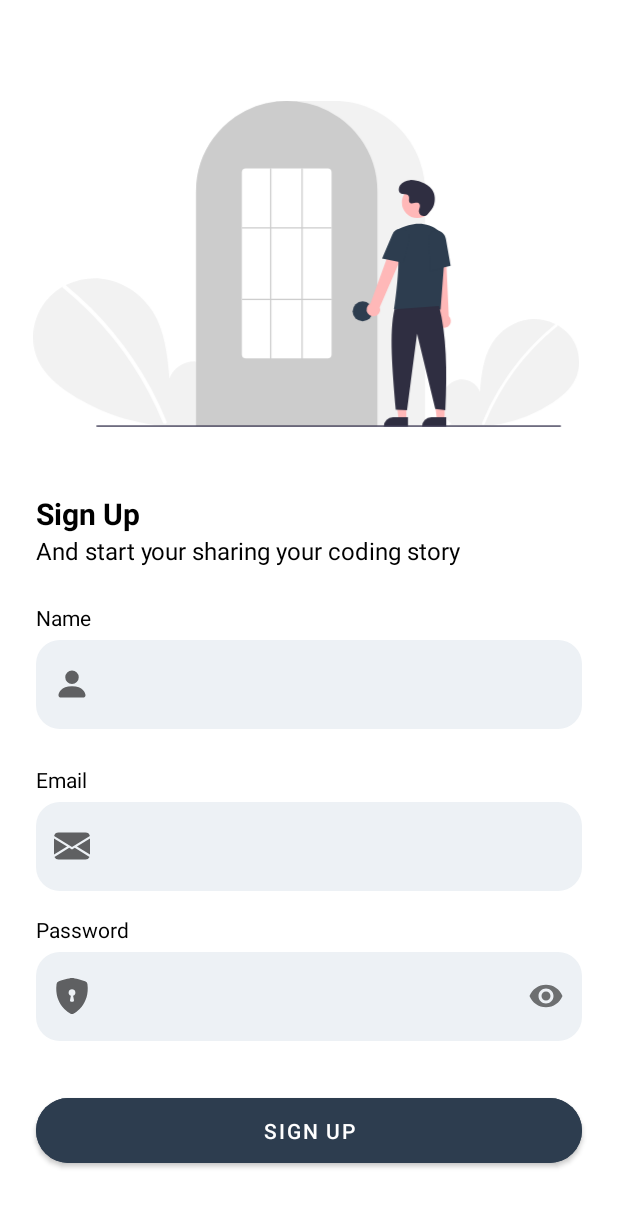
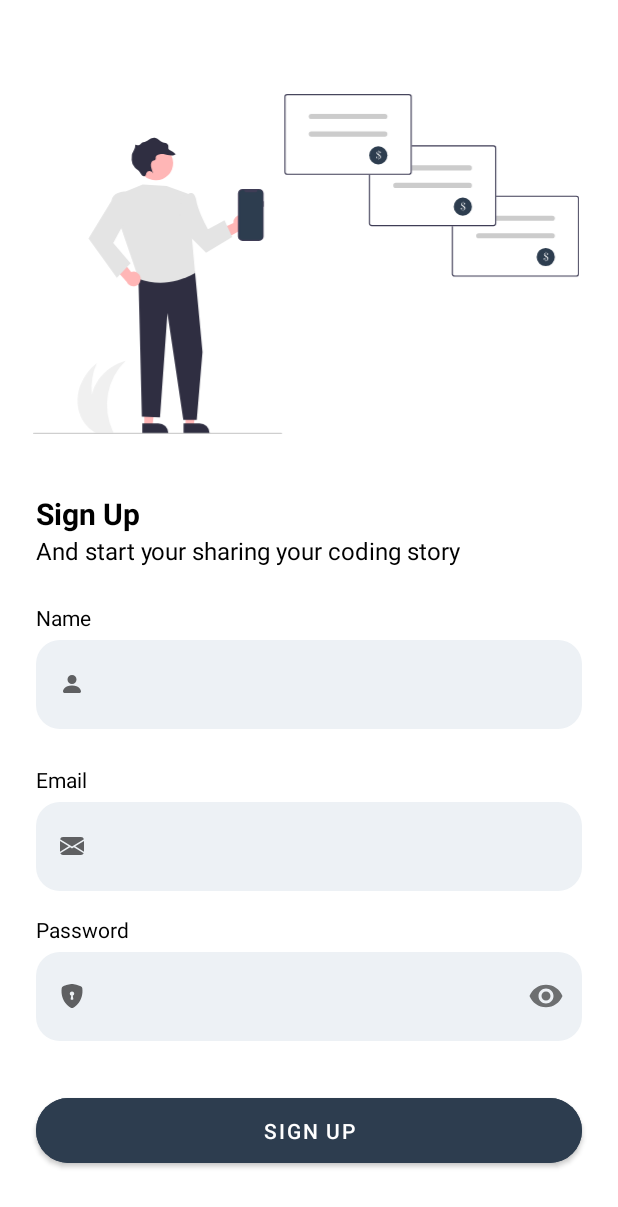
Before and after one commit to wiryadev/SnapCoding, an Android app: the RegisterFragment screen opened through its navigation route, on a phone screen of 412 x 824 dp. Shown: the top 1207 px of the screen. Run offline under Robolectric (Android 15) with nearby library versions, the phone set to English and light mode, and no system bars.

Commit message:
add animation for login and auth fragment

```diff
--- a/app/src/main/java/com/wiryadev/snapcoding/ui/auth/AuthActivity.kt
+++ b/app/src/main/java/com/wiryadev/snapcoding/ui/auth/AuthActivity.kt
@@ -3,10 +3,13 @@ package com.wiryadev.snapcoding.ui.auth
 import androidx.appcompat.app.AppCompatActivity
 import android.os.Bundle
 import com.wiryadev.snapcoding.R
+import com.wiryadev.snapcoding.utils.hideStatusBar
 
 class AuthActivity : AppCompatActivity() {
     override fun onCreate(savedInstanceState: Bundle?) {
         super.onCreate(savedInstanceState)
         setContentView(R.layout.activity_auth)
+
+        window?.hideStatusBar()
     }
 }
--- a/app/src/main/java/com/wiryadev/snapcoding/ui/auth/AuthFragment.kt
+++ b/app/src/main/java/com/wiryadev/snapcoding/ui/auth/AuthFragment.kt
@@ -1,5 +1,6 @@
 package com.wiryadev.snapcoding.ui.auth
 
+import android.animation.AnimatorSet
 import android.os.Bundle
 import androidx.fragment.app.Fragment
 import android.view.LayoutInflater
@@ -8,6 +9,9 @@ import android.view.ViewGroup
 import androidx.navigation.fragment.findNavController
 import com.wiryadev.snapcoding.R
 import com.wiryadev.snapcoding.databinding.FragmentAuthBinding
+import com.wiryadev.snapcoding.utils.DEFAULT_START_DELAY_DURATION
+import com.wiryadev.snapcoding.utils.animateAlpha
+import com.wiryadev.snapcoding.utils.animateBannerTranslationX
 
 class AuthFragment : Fragment() {
 
@@ -25,6 +29,9 @@ class AuthFragment : Fragment() {
 
     override fun onViewCreated(view: View, savedInstanceState: Bundle?) {
         super.onViewCreated(view, savedInstanceState)
+        setupView()
+        playAnimation()
+
         binding?.run {
             btnLogin.setOnClickListener {
                 findNavController().navigate(
@@ -44,4 +51,30 @@ class AuthFragment : Fragment() {
         super.onDestroyView()
         _binding = null
     }
+
+    private fun setupView() {
+        binding?.run {
+            btnLogin.alpha = 0f
+            btnRegister.alpha = 0f
+            tvTitle.alpha = 0f
+            tvSubtitle.alpha = 0f
         }
+    }
+
+    private fun playAnimation() {
+        binding?.run {
+            imageView.animateBannerTranslationX().start()
+
+            AnimatorSet().apply {
+                playSequentially(
+                    tvTitle.animateAlpha(),
+                    tvSubtitle.animateAlpha(),
+                    btnLogin.animateAlpha(),
+                    btnRegister.animateAlpha(),
+                )
+                startDelay = DEFAULT_START_DELAY_DURATION
+            }.start()
+        }
+    }
+
+}
--- a/app/src/main/java/com/wiryadev/snapcoding/ui/auth/register/RegisterFragment.kt
+++ b/app/src/main/java/com/wiryadev/snapcoding/ui/auth/register/RegisterFragment.kt
@@ -1,14 +1,16 @@
 package com.wiryadev.snapcoding.ui.auth.register
 
 import android.animation.AnimatorSet
-import android.os.Build
 import android.os.Bundle
-import android.view.*
+import android.view.LayoutInflater
+import android.view.View
+import android.view.ViewGroup
 import androidx.fragment.app.Fragment
 import com.wiryadev.snapcoding.databinding.FragmentRegisterBinding
-import com.wiryadev.snapcoding.utils.START_DELAY_DURATION
+import com.wiryadev.snapcoding.utils.DEFAULT_START_DELAY_DURATION
 import com.wiryadev.snapcoding.utils.animateAlpha
 import com.wiryadev.snapcoding.utils.animateBannerTranslationX
+import com.wiryadev.snapcoding.utils.hideStatusBar
 
 class RegisterFragment : Fragment() {
 
@@ -31,8 +33,26 @@ class RegisterFragment : Fragment() {
         playAnimation()
     }
 
+    override fun onDestroyView() {
+        super.onDestroyView()
+        _binding = null
+    }
+
+    private fun setupView() {
+        binding?.run {
+            btnRegister.alpha = 0f
+            tvTitle.alpha = 0f
+            tvSubtitle.alpha = 0f
+            tvName.alpha = 0f
+            tvEmail.alpha = 0f
+            tvPassword.alpha = 0f
+            tilName.alpha = 0f
+            tilEmail.alpha = 0f
+            tilPassword.alpha = 0f
+        }
+    }
+
     private fun playAnimation() {
-        // Banner Image Animation
         binding?.run {
             imageView.animateBannerTranslationX().start()
 
@@ -48,38 +68,9 @@ class RegisterFragment : Fragment() {
                     tilPassword.animateAlpha(),
                     btnRegister.animateAlpha(),
                 )
-                startDelay = START_DELAY_DURATION
+                startDelay = DEFAULT_START_DELAY_DURATION
             }.start()
         }
     }
 
-    private fun setupView() {
-        binding?.run {
-            btnRegister.alpha = 0f
-            tvTitle.alpha = 0f
-            tvSubtitle.alpha = 0f
-            tvName.alpha = 0f
-            tvEmail.alpha = 0f
-            tvPassword.alpha = 0f
-            tilName.alpha = 0f
-            tilEmail.alpha = 0f
-            tilPassword.alpha = 0f
-        }
-
-        @Suppress("DEPRECATION")
-        if (Build.VERSION.SDK_INT >= Build.VERSION_CODES.R) {
-            activity?.window?.insetsController?.hide(WindowInsets.Type.statusBars())
-        } else {
-            activity?.window?.setFlags(
-                WindowManager.LayoutParams.FLAG_FULLSCREEN,
-                WindowManager.LayoutParams.FLAG_FULLSCREEN
-            )
-        }
-    }
-
-    override fun onDestroyView() {
-        super.onDestroyView()
-        _binding = null
-    }
-
 }
--- a/app/src/main/java/com/wiryadev/snapcoding/utils/AnimationExt.kt
+++ b/app/src/main/java/com/wiryadev/snapcoding/utils/AnimationExt.kt
@@ -8,18 +8,29 @@ fun View.animateAlpha(
     animDuration: Long? = null
 ): ObjectAnimator = ObjectAnimator
     .ofFloat(this, View.ALPHA, 1f)
-    .setDuration(animDuration ?: FADE_DURATION)
+    .setDuration(animDuration ?: DEFAULT_FADE_DURATION)
+
+private const val DEFAULT_FADE_DURATION = 150L
+
 
 fun <T : ImageView> T.animateBannerTranslationX(
-    animDuration: Long? = null
+    animDuration: Long? = null,
+    startPosition: Float? = null,
+    endPosition: Float? = null,
 ): ObjectAnimator = ObjectAnimator
-    .ofFloat(this, View.TRANSLATION_X, -30f, 30f).apply {
-        duration = animDuration ?: BANNER_ANIMATION_DURATION
+    .ofFloat(
+        this,
+        View.TRANSLATION_X,
+        startPosition ?: DEFAULT_START_TRANSLATION_VALUE,
+        endPosition ?: DEFAULT_END_TRANSLATION_VALUE,
+    ).apply {
+        duration = animDuration ?: DEFAULT_BANNER_TRANSLATION_DURATION
         repeatCount = ObjectAnimator.INFINITE
         repeatMode = ObjectAnimator.REVERSE
     }
 
+private const val DEFAULT_BANNER_TRANSLATION_DURATION = 5000L
+private const val DEFAULT_START_TRANSLATION_VALUE = -30F
+private const val DEFAULT_END_TRANSLATION_VALUE = 30F
 
-private const val FADE_DURATION = 150L
-const val START_DELAY_DURATION = 500L
-private const val BANNER_ANIMATION_DURATION = 5000L
+const val DEFAULT_START_DELAY_DURATION = 500L
--- /dev/null
+++ b/app/src/main/java/com/wiryadev/snapcoding/utils/SystemExt.kt
@@ -0,0 +1,18 @@
+package com.wiryadev.snapcoding.utils
+
+import android.os.Build
+import android.view.Window
+import android.view.WindowInsets
+import android.view.WindowManager
+
+@Suppress("DEPRECATION")
+fun Window.hideStatusBar() {
+    if (Build.VERSION.SDK_INT >= Build.VERSION_CODES.R) {
+        this.insetsController?.hide(WindowInsets.Type.statusBars())
+    } else {
+        this.setFlags(
+            WindowManager.LayoutParams.FLAG_FULLSCREEN,
+            WindowManager.LayoutParams.FLAG_FULLSCREEN
+        )
+    }
+}
--- a/app/src/main/res/drawable/ic_envelope_fill.xml
+++ b/app/src/main/res/drawable/ic_envelope_fill.xml
@@ -1,6 +1,6 @@
 <vector xmlns:android="http://schemas.android.com/apk/res/android"
-    android:width="24dp"
-    android:height="24dp"
+    android:width="16dp"
+    android:height="16dp"
     android:viewportWidth="16"
     android:viewportHeight="16">
     <path
--- a/app/src/main/res/drawable/ic_person_fill.xml
+++ b/app/src/main/res/drawable/ic_person_fill.xml
@@ -1,6 +1,6 @@
 <vector xmlns:android="http://schemas.android.com/apk/res/android"
-    android:width="24dp"
-    android:height="24dp"
+    android:width="16dp"
+    android:height="16dp"
     android:viewportWidth="16"
     android:viewportHeight="16">
     <path
--- a/app/src/main/res/drawable/ic_shield_lock_fill.xml
+++ b/app/src/main/res/drawable/ic_shield_lock_fill.xml
@@ -1,10 +1,9 @@
 <vector xmlns:android="http://schemas.android.com/apk/res/android"
-    android:width="24dp"
-    android:height="24dp"
+    android:width="16dp"
+    android:height="16dp"
     android:viewportWidth="16"
     android:viewportHeight="16">
     <path
         android:fillColor="@color/navy_dicoding"
-        android:fillType="evenOdd"
         android:pathData="M8,0c-0.69,0 -1.843,0.265 -2.928,0.56 -1.11,0.3 -2.229,0.655 -2.887,0.87a1.54,1.54 0,0 0,-1.044 1.262c-0.596,4.477 0.787,7.795 2.465,9.99a11.777,11.777 0,0 0,2.517 2.453c0.386,0.273 0.744,0.482 1.048,0.625 0.28,0.132 0.581,0.24 0.829,0.24s0.548,-0.108 0.829,-0.24a7.159,7.159 0,0 0,1.048 -0.625,11.775 11.775,0 0,0 2.517,-2.453c1.678,-2.195 3.061,-5.513 2.465,-9.99a1.541,1.541 0,0 0,-1.044 -1.263,62.467 62.467,0 0,0 -2.887,-0.87C9.843,0.266 8.69,0 8,0zM8,5a1.5,1.5 0,0 1,0.5 2.915l0.385,1.99a0.5,0.5 0,0 1,-0.491 0.595h-0.788a0.5,0.5 0,0 1,-0.49 -0.595l0.384,-1.99A1.5,1.5 0,0 1,8 5z" />
 </vector>
--- a/app/src/main/res/layout/fragment_register.xml
+++ b/app/src/main/res/layout/fragment_register.xml
@@ -21,7 +21,7 @@
             app:layout_constraintEnd_toEndOf="parent"
             app:layout_constraintStart_toStartOf="parent"
             app:layout_constraintTop_toTopOf="@+id/gh_start_banner"
-            app:srcCompat="@drawable/ic_undraw_login" />
+            app:srcCompat="@drawable/ic_registration" />
 
         <TextView
             android:id="@+id/tv_title"
```
Also changed, not shown: app/src/main/java/com/wiryadev/snapcoding/ui/auth/login/LoginFragment.kt (+42 -0 lines), app/src/main/res/layout/fragment_auth.xml (+12 -14 lines). Lines whose indentation alone changed are shown as unchanged.
